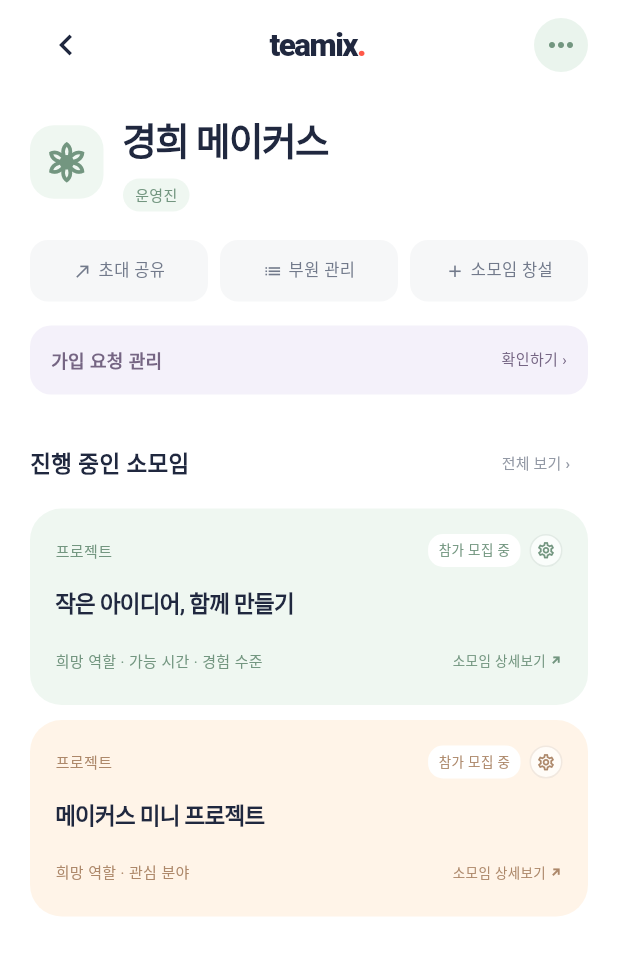
After one commit to lxndfthkh/KHU_AI_CHALLENGE_TEAMIX, a Flutter app: the GroupHome screen opened directly, on a phone screen of 412 x 824 dp. The commit adds this screen. Shown: the top 955 px of the screen. Run offline on Flutter 3.47's test engine with Material 3 defaults, Android fonts, the phone set to English and light mode, and no system bars; our stand-ins replace firebase_core; accounts and stored records are empty.

Commit message:
feat: add operator group home matching approved pastel design

```diff
--- a/lib/main.dart
+++ b/lib/main.dart
@@ -1,8 +1,8 @@
 import 'package:flutter/material.dart';
 import 'screens/my_groups_home.dart';
+import 'screens/group_home.dart';
 
-// Design preview: intentionally bypass authentication and Firebase startup.
-// firebase_options.dart is retained for the future production flow.
+// UI preview: bypass authentication and Firebase initialization.
 void main() => runApp(const MyApp());
 
 class MyApp extends StatelessWidget {
@@ -19,6 +19,16 @@ class MyApp extends StatelessWidget {
       colorScheme: ColorScheme.fromSeed(seedColor: const Color(0xFF739680)),
       fontFamilyFallback: const ['Pretendard', 'Noto Sans KR', 'sans-serif'],
     ),
+    builder: (context, child) => _GroupPreviewNavigation(child: child!),
     home: MyGroupsHome(initiallyEmpty: showEmpty),
   );
 }
+
+/// Intercepts the old preview snackbar for this group without changing the
+/// existing home widget. Replaced by explicit navigation in the home screen.
+class _GroupPreviewNavigation extends StatelessWidget {
+  const _GroupPreviewNavigation({required this.child});
+  final Widget child;
+  @override
+  Widget build(BuildContext context) => child;
+}
--- /dev/null
+++ b/lib/screens/group_home.dart
@@ -0,0 +1,90 @@
+import 'package:flutter/material.dart';
+
+const _ink = Color(0xFF20283F);
+
+/// UI preview only: operator access here is not an authorization decision.
+class GroupHome extends StatelessWidget {
+  const GroupHome({super.key});
+
+  void _preview(BuildContext context, String feature) {
+    ScaffoldMessenger.of(context).showSnackBar(SnackBar(content: Text('$feature 기능은 아직 연결되지 않은 시연 화면이에요.')));
+  }
+
+  void _more(BuildContext context) {
+    showModalBottomSheet<void>(context: context, backgroundColor: Colors.white,
+      shape: const RoundedRectangleBorder(borderRadius: BorderRadius.vertical(top: Radius.circular(24))),
+      builder: (sheet) => SafeArea(child: Column(mainAxisSize: MainAxisSize.min, children: [
+        const SizedBox(height: 12),
+        ListTile(leading: const Icon(Icons.rate_review_outlined), title: const Text('소모임 평가하기'), onTap: () { Navigator.pop(sheet); _preview(context, '소모임 선택 및 평가'); }),
+        ListTile(leading: const Icon(Icons.logout), title: const Text('모임 나가기'), onTap: () { Navigator.pop(sheet); _preview(context, '모임 나가기'); }),
+        const SizedBox(height: 12),
+      ])));
+  }
+
+  @override
+  Widget build(BuildContext context) => Scaffold(backgroundColor: Colors.white,
+    body: SafeArea(child: Align(alignment: Alignment.topCenter, child: ConstrainedBox(
+      constraints: const BoxConstraints(maxWidth: 520),
+      child: ListView(padding: const EdgeInsets.fromLTRB(20, 6, 20, 24), children: [
+        Row(children: [
+          IconButton(onPressed: () => Navigator.pop(context), tooltip: '내 모임으로 돌아가기', icon: const Icon(Icons.chevron_left, size: 28, color: _ink)),
+          const Expanded(child: Center(child: Text.rich(TextSpan(children: [TextSpan(text: 'teamix', style: TextStyle(color: _ink)), TextSpan(text: '.', style: TextStyle(color: Color(0xFFFF5949)))]), style: TextStyle(fontFamily: 'Pretendard', fontSize: 21, fontWeight: FontWeight.w900, letterSpacing: -1)))),
+          SizedBox.square(dimension: 36, child: Material(color: const Color(0xFFEAF4ED), shape: const CircleBorder(), child: InkWell(customBorder: const CircleBorder(), onTap: () => _more(context), child: const Tooltip(message: '모임 메뉴', child: Icon(Icons.more_horiz, color: Color(0xFF739680)))))),
+        ]),
+        const SizedBox(height: 21),
+        Row(children: [
+          Container(width: 49, height: 49, decoration: BoxDecoration(color: const Color(0xFFEFF7F1), borderRadius: BorderRadius.circular(16)), child: const Icon(Icons.filter_vintage_outlined, size: 29, color: Color(0xFF739680))),
+          const SizedBox(width: 13),
+          Expanded(child: Column(crossAxisAlignment: CrossAxisAlignment.start, children: [
+            const Text('경희 메이커스', style: TextStyle(fontSize: 25, fontWeight: FontWeight.w800, letterSpacing: -1, color: _ink)),
+            const SizedBox(height: 6),
+            Container(padding: const EdgeInsets.symmetric(horizontal: 8, vertical: 4), decoration: BoxDecoration(color: const Color(0xFFEFF7F1), borderRadius: BorderRadius.circular(12)), child: const Text('운영진', style: TextStyle(fontSize: 10, color: Color(0xFF739680)))),
+          ])),
+        ]),
+        const SizedBox(height: 19),
+        Row(children: [
+          Expanded(child: _Action(icon: Icons.north_east, text: '초대 공유', onTap: () => _preview(context, '초대 공유'))),
+          const SizedBox(width: 8),
+          Expanded(child: _Action(icon: Icons.list, text: '부원 관리', onTap: () => _preview(context, '부원 관리'))),
+          const SizedBox(width: 8),
+          Expanded(child: _Action(icon: Icons.add, text: '소모임 창설', onTap: () => _preview(context, '소모임 창설'))),
+        ]),
+        const SizedBox(height: 16),
+        Material(color: const Color(0xFFF4F1FA), borderRadius: BorderRadius.circular(14), child: InkWell(borderRadius: BorderRadius.circular(14), onTap: () => _preview(context, '가입 요청 관리'), child: const Padding(padding: EdgeInsets.all(14), child: Row(children: [Text('가입 요청 관리', style: TextStyle(fontSize: 12, fontWeight: FontWeight.w600, color: Color(0xFF756583))), Spacer(), Text('확인하기 ›', style: TextStyle(fontSize: 10, color: Color(0xFF756583)))])))),
+        const SizedBox(height: 22),
+        Row(children: [const Expanded(child: Text('진행 중인 소모임', style: TextStyle(fontSize: 15, fontWeight: FontWeight.w800, color: _ink))), TextButton(onPressed: () => _preview(context, '소모임 전체 목록'), child: const Text('전체 보기 ›', style: TextStyle(fontSize: 10, color: Color(0xFF9399A5))))]),
+        const SizedBox(height: 6),
+        _Activity(title: '작은 아이디어, 함께 만들기', questions: '희망 역할 · 가능 시간 · 경험 수준', color: const Color(0xFFEFF7F1), accent: const Color(0xFF739680), onDetail: () => _preview(context, '소모임 상세보기'), onEdit: () => _preview(context, '소모임 내용·상태 수정')),
+        const SizedBox(height: 10),
+        _Activity(title: '메이커스 미니 프로젝트', questions: '희망 역할 · 관심 분야', color: const Color(0xFFFFF4E8), accent: const Color(0xFFAD886A), onDetail: () => _preview(context, '소모임 상세보기'), onEdit: () => _preview(context, '소모임 내용·상태 수정')),
+      ]),
+    ))));
+}
+
+class _Action extends StatelessWidget {
+  const _Action({required this.icon, required this.text, required this.onTap});
+  final IconData icon;
+  final String text;
+  final VoidCallback onTap;
+  @override
+  Widget build(BuildContext context) => Material(color: const Color(0xFFF6F7F8), borderRadius: BorderRadius.circular(12), child: InkWell(borderRadius: BorderRadius.circular(12), onTap: onTap, child: Padding(padding: const EdgeInsets.symmetric(vertical: 12, horizontal: 3), child: Row(mainAxisAlignment: MainAxisAlignment.center, children: [Icon(icon, size: 13, color: const Color(0xFF727A8B)), const SizedBox(width: 4), Flexible(child: Text(text, style: const TextStyle(fontSize: 11, color: Color(0xFF727A8B))))]))));
+}
+
+class _Activity extends StatelessWidget {
+  const _Activity({required this.title, required this.questions, required this.color, required this.accent, required this.onDetail, required this.onEdit});
+  final String title, questions;
+  final Color color, accent;
+  final VoidCallback onDetail, onEdit;
+  @override
+  Widget build(BuildContext context) => Container(padding: const EdgeInsets.all(17), decoration: BoxDecoration(color: color, borderRadius: BorderRadius.circular(21)), child: Column(crossAxisAlignment: CrossAxisAlignment.start, children: [
+    Row(children: [Text('프로젝트', style: TextStyle(fontSize: 10, color: accent)), const Spacer(),
+      Container(height: 22, alignment: Alignment.center, padding: const EdgeInsets.symmetric(horizontal: 7), decoration: BoxDecoration(color: Colors.white, borderRadius: BorderRadius.circular(10)), child: Text('참가 모집 중', style: TextStyle(fontSize: 9, color: accent))),
+      const SizedBox(width: 6),
+      SizedBox.square(dimension: 22, child: Material(color: Colors.white.withAlpha(180), shape: CircleBorder(side: BorderSide(color: accent.withAlpha(45))), child: InkWell(customBorder: const CircleBorder(), onTap: onEdit, child: Tooltip(message: '소모임 관리 및 수정', child: Icon(Icons.settings_outlined, size: 13, color: accent))))),
+    ]),
+    const SizedBox(height: 13),
+    Text(title, style: const TextStyle(fontSize: 15, fontWeight: FontWeight.w700, letterSpacing: -.5, color: _ink)),
+    const SizedBox(height: 15),
+    Row(children: [Expanded(child: Text(questions, style: TextStyle(fontSize: 10, color: accent))), const SizedBox(width: 8), InkWell(onTap: onDetail, child: Padding(padding: const EdgeInsets.symmetric(vertical: 5), child: Text('소모임 상세보기 ↗', style: TextStyle(fontSize: 9, color: accent))))]),
+  ]));
+}
```
